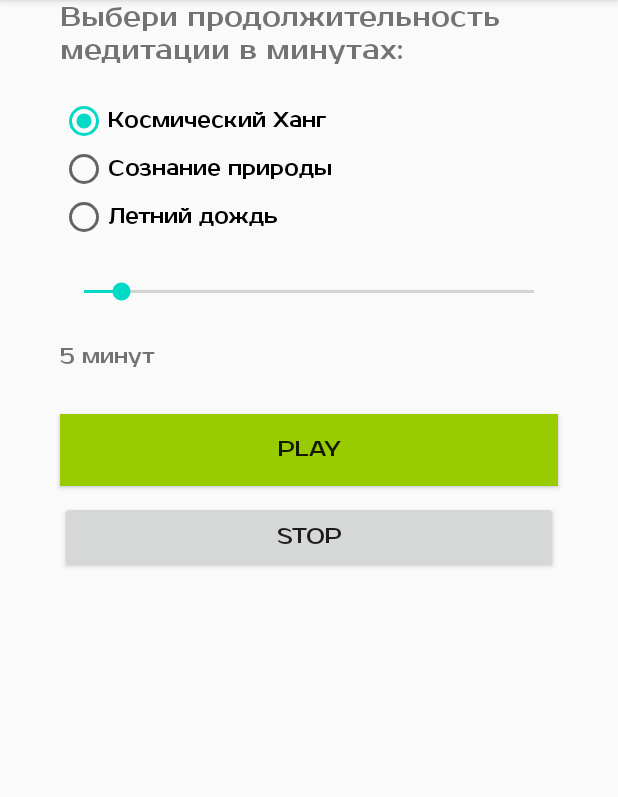
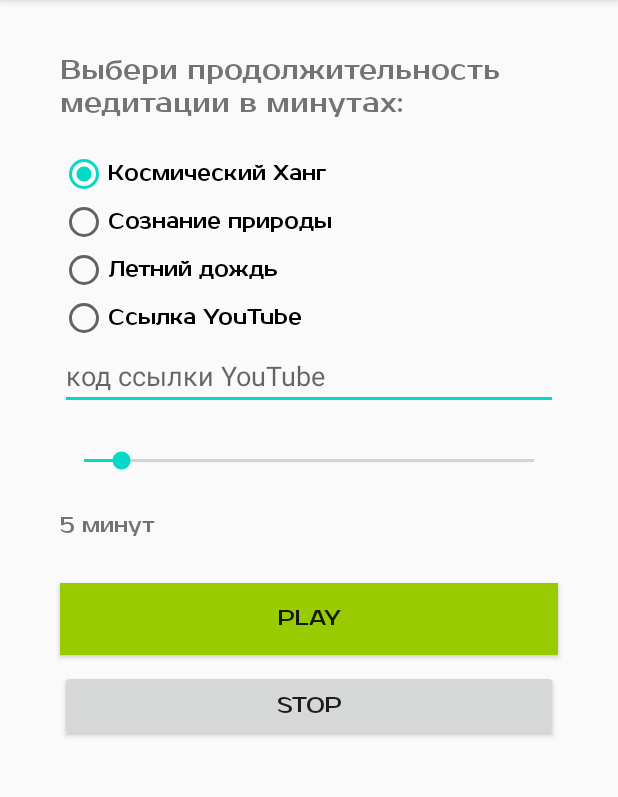
Before and after one commit to Crystalpank/Meditation, an Android app: the screen it shows after launch (MainActivity), on a phone screen of 412 x 824 dp, the part 84-881 px from its top. Run offline under Robolectric (Android 15) with nearby library versions, the phone set to English and light mode, and no system bars.

Commit message:
gui for online

```diff
--- a/app/src/main/res/layout/activity_main.xml
+++ b/app/src/main/res/layout/activity_main.xml
@@ -6,20 +6,22 @@
     android:layout_height="match_parent"
     tools:context=".MainActivity">
 
+    <ScrollView
+        android:layout_width="match_parent"
+        android:layout_height="match_parent"
+        app:layout_constraintBottom_toBottomOf="parent"
+        app:layout_constraintEnd_toEndOf="parent">
+
         <LinearLayout
-        android:layout_width="0dp"
-        android:layout_height="0dp"
-        android:orientation="vertical"
-        app:layout_constraintBottom_toBottomOf="parent"
-        app:layout_constraintEnd_toEndOf="parent"
-        app:layout_constraintStart_toStartOf="parent"
-        app:layout_constraintTop_toTopOf="parent"
-        app:layout_constraintVertical_bias="0.007">
+            android:layout_width="match_parent"
+            android:layout_height="wrap_content"
+            android:orientation="vertical">
 
             <TextView
                 android:id="@+id/description"
                 android:layout_width="match_parent"
                 android:layout_height="wrap_content"
+                android:layout_marginTop="35dp"
                 android:layout_marginBottom="20dp"
                 android:fontFamily="@font/prosto_one"
                 android:paddingLeft="40dp"
@@ -37,10 +39,10 @@
                     android:layout_height="wrap_content"
                     android:layout_marginLeft="40dp"
                     android:layout_marginRight="40dp"
+                    android:checked="true"
                     android:fontFamily="@font/prosto_one"
-                android:text="@string/radioButton_1"
                     android:onClick="onRadioButtonClicked"
-                android:checked="true"/>
+                    android:text="@string/radioButton_1" />
 
                 <RadioButton
                     android:id="@+id/radioButton_2"
@@ -49,8 +51,8 @@
                     android:layout_marginLeft="40dp"
                     android:layout_marginRight="40dp"
                     android:fontFamily="@font/prosto_one"
-                android:text="@string/radiobutton_2"
-                android:onClick="onRadioButtonClicked" />
+                    android:onClick="onRadioButtonClicked"
+                    android:text="@string/radiobutton_2" />
 
                 <RadioButton
                     android:id="@+id/radioButton_3"
@@ -59,10 +61,30 @@
                     android:layout_marginLeft="40dp"
                     android:layout_marginRight="40dp"
                     android:fontFamily="@font/prosto_one"
-                android:text="@string/radiobutton_3"
-                android:onClick="onRadioButtonClicked"/>
+                    android:onClick="onRadioButtonClicked"
+                    android:text="@string/radiobutton_3" />
+
+                <RadioButton
+                    android:id="@+id/radioButton_4"
+                    android:layout_width="match_parent"
+                    android:layout_height="wrap_content"
+                    android:layout_marginLeft="40dp"
+                    android:layout_marginRight="40dp"
+                    android:fontFamily="@font/prosto_one"
+                    android:text="@string/radiobutton_4" />
             </RadioGroup>
 
+            <EditText
+                android:id="@+id/inputLink"
+                android:layout_width="match_parent"
+                android:layout_height="wrap_content"
+                android:layout_marginLeft="40dp"
+                android:layout_marginRight="40dp"
+                android:autofillHints=""
+                android:hint="@string/input_link"
+                android:inputType="text"
+                app:layout_constraintLeft_toLeftOf="parent"
+                app:layout_constraintRight_toRightOf="parent" />
             <SeekBar
                 android:id="@+id/seekBar"
                 android:layout_width="match_parent"
@@ -107,5 +129,6 @@
                 android:onClick="buttonStop"
                 android:text="@string/buttonStop" />
         </LinearLayout>
+    </ScrollView>
 
 </androidx.constraintlayout.widget.ConstraintLayout>
--- a/app/src/main/res/values/strings.xml
+++ b/app/src/main/res/values/strings.xml
@@ -7,4 +7,6 @@
     <string name="radioButton_1">Космический Ханг</string>
     <string name="radiobutton_2">Сознание природы</string>
     <string name="radiobutton_3">Летний дождь</string>
+    <string name="radiobutton_4">Ссылка YouTube</string>
+    <string name="input_link">код ссылки YouTube</string>
 </resources>
```
Lines whose indentation alone changed are shown as unchanged.
